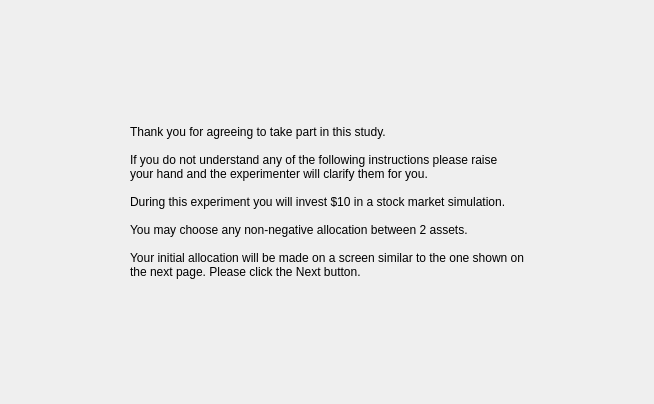
This is MarketSimulation/instructionscreen1.ui in dwattttt/marketsim as Qt 5 draws it before an edit. The edited form follows.
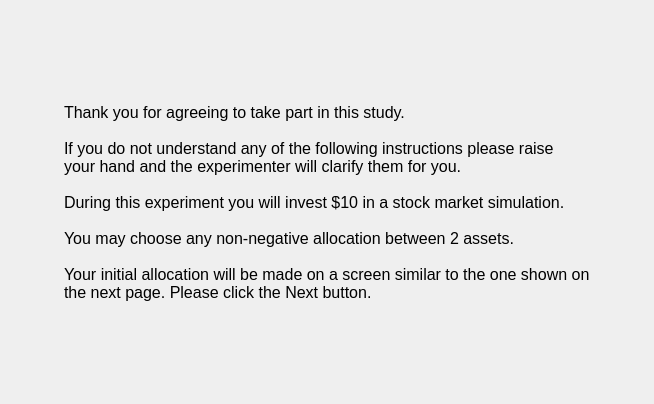
This is the edited form.

```diff
--- a/MarketSimulation/instructionscreen1.ui
+++ b/MarketSimulation/instructionscreen1.ui
@@ -44,6 +44,11 @@
      </item>
      <item>
       <widget class="QLabel" name="label">
+       <property name="font">
+        <font>
+         <pointsize>12</pointsize>
+        </font>
+       </property>
        <property name="text">
         <string>Thank you for agreeing to take part in this study.
 
```
